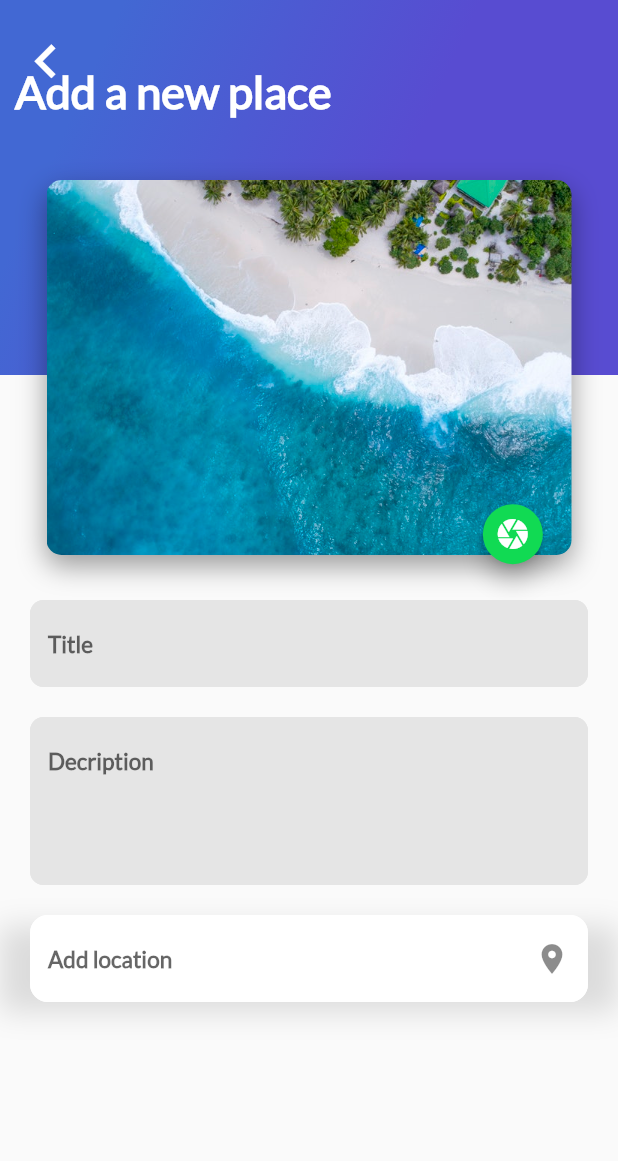
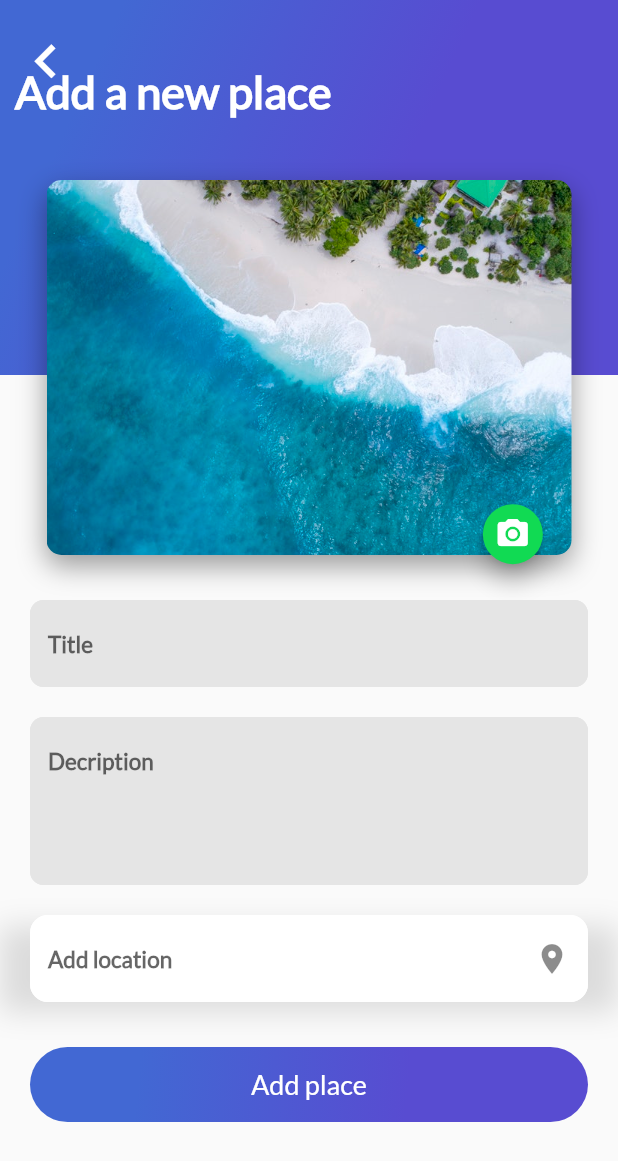
Before and after one commit to makinox/flutter-trips, a Flutter app: the AddPlaceScreen screen opened directly, on a phone screen of 412 x 824 dp. Shown: the top 1161 px of the screen. Run offline on Flutter 3.47's test engine with Material 2 defaults, Android fonts, the phone set to English and light mode, and no system bars; our stand-ins replace cloud_firestore, firebase_auth, google_sign_in; missing offline and left inert: generic_bloc_provider; accounts and stored records are empty.

Commit message:
[ADD] Add plece button

```diff
--- a/lib/Place/ui/screens/add_place_screen.dart
+++ b/lib/Place/ui/screens/add_place_screen.dart
@@ -2,6 +2,7 @@ import 'dart:io';
 import 'package:flutter/material.dart';
 import 'package:trips/Place/ui/widgets/card_image.dart';
 import 'package:trips/Place/ui/widgets/title_input_location.dart';
+import 'package:trips/widgets/button_purple.dart';
 import 'package:trips/widgets/gradientBack.dart';
 import 'package:trips/widgets/text_input.dart';
 
@@ -47,7 +48,7 @@ class _AddPlaceScreen extends State<AddPlaceScreen> {
         margin: EdgeInsets.only(top: 120),
         child: CardImage(
           pathImage: 'assets/img/beach.jpeg',
-          iconData: Icons.camera,
+          iconData: Icons.camera_alt,
           width: 350,
           height: 250,
           left: 0,
@@ -75,6 +76,15 @@ class _AddPlaceScreen extends State<AddPlaceScreen> {
         Container(
           margin: EdgeInsets.only(top: 20),
           child: TextInputLocation(hintText: 'Add location', iconData: Icons.location_on, controller: _controllerLocationPlace,),
+        ),
+        Container(
+          width: 70,
+          child: ButtonPurple(
+            buttonText: 'Add place',
+            onPressed: () {
+              print('Firebase storage');
+            },
+          ),
         )
       ],)
     ],),);
--- a/lib/Place/ui/widgets/description_place.dart
+++ b/lib/Place/ui/widgets/description_place.dart
@@ -90,7 +90,7 @@ class DescriptionPlace extends StatelessWidget {
 
     return Column(
       crossAxisAlignment: CrossAxisAlignment.start,
-      children: <Widget>[titleStars, description, ButtonPurple('Navigate')],
+      children: <Widget>[titleStars, description, ButtonPurple(buttonText: 'Navigate', onPressed: () {print('Navigate pressed');},)],
     );
   }
 }
--- a/lib/widgets/button_purple.dart
+++ b/lib/widgets/button_purple.dart
@@ -2,20 +2,16 @@ import 'package:flutter/material.dart';
 
 class ButtonPurple extends StatelessWidget {
 
-  final buttonText;
-  ButtonPurple(this.buttonText);
+  final String buttonText;
+  final VoidCallback onPressed;
+
+  const ButtonPurple({Key key, @required this.buttonText, @required this.onPressed}) : super(key: key);
 
   @override
   Widget build(BuildContext context) {
 
     return InkWell(
-      onTap: () {
-        Scaffold.of(context).showSnackBar(
-          SnackBar(
-            content: Text("Navegando"),
-          )
-        );
-      },
+      onTap: onPressed,
       child: Container(
         margin: EdgeInsets.only(
           top: 30.0,
```
